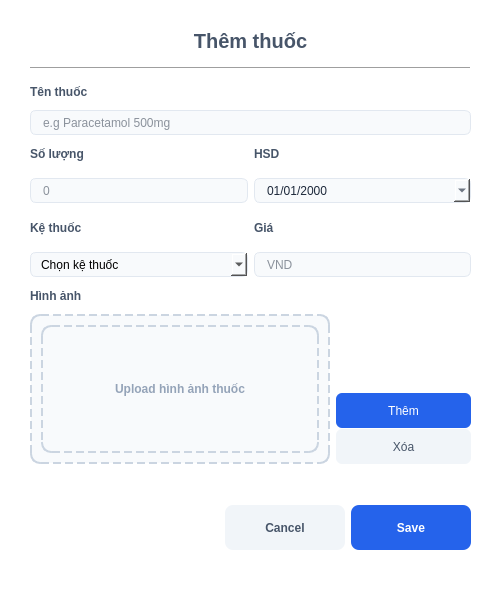
Above: Ui Qt/them_thuoc.ui from Des1r3d/KiThuatLapTrinhNhom3 before the change. Below: the same form after it.
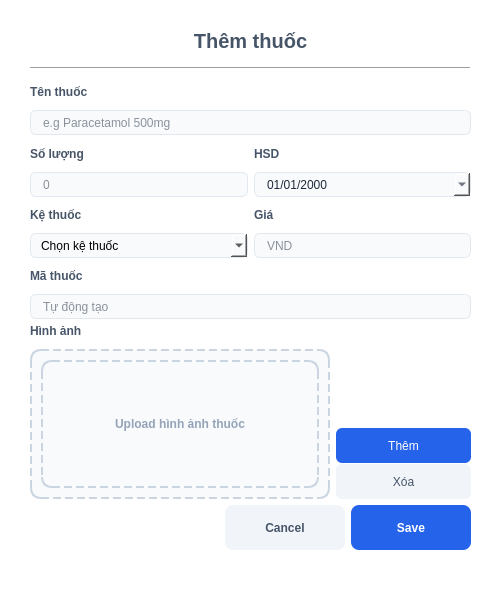
That is the form after the change.

What changed in the file:
```diff
--- a/Ui Qt/them_thuoc.ui
+++ b/Ui Qt/them_thuoc.ui
@@ -241,6 +241,38 @@
           </property>
          </widget>
         </item>
+         <item row="4" column="0">
+          <widget class="QLabel" name="lbl_id">
+           <property name="minimumSize">
+            <size>
+             <width>0</width>
+             <height>25</height>
+            </size>
+           </property>
+           <property name="text">
+            <string>Mã thuốc</string>
+           </property>
+          </widget>
+         </item>
+         <item row="5" column="0" colspan="2">
+          <widget class="QLineEdit" name="txt_medicine_id">
+           <property name="minimumSize">
+            <size>
+             <width>50</width>
+             <height>25</height>
+            </size>
+           </property>
+           <property name="styleSheet">
+            <string notr="true">background-color: #F8FAFC; border: 1px solid #E2E8F0; border-radius: 6px; padding-left: 10px;</string>
+           </property>
+           <property name="readOnly">
+            <bool>true</bool>
+           </property>
+           <property name="placeholderText">
+            <string>Tự động tạo</string>
+           </property>
+          </widget>
+         </item>
        </layout>
       </item>
       <item>
```
Left out of the diff: 2 changed lines with no effect on the pictures. Lines whose indentation alone changed are shown as unchanged.
